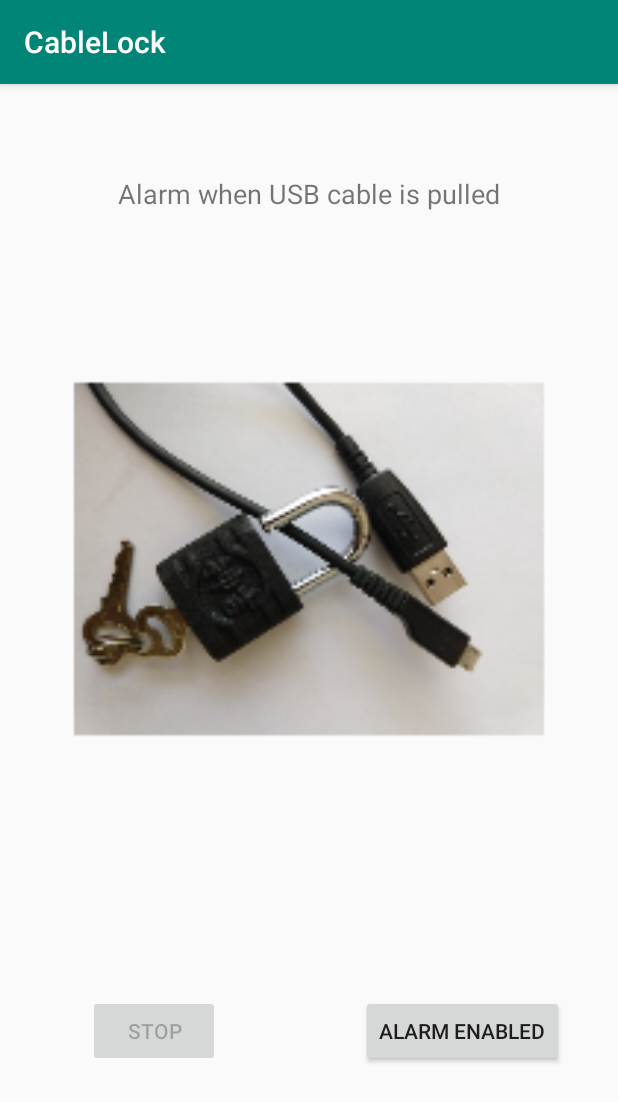
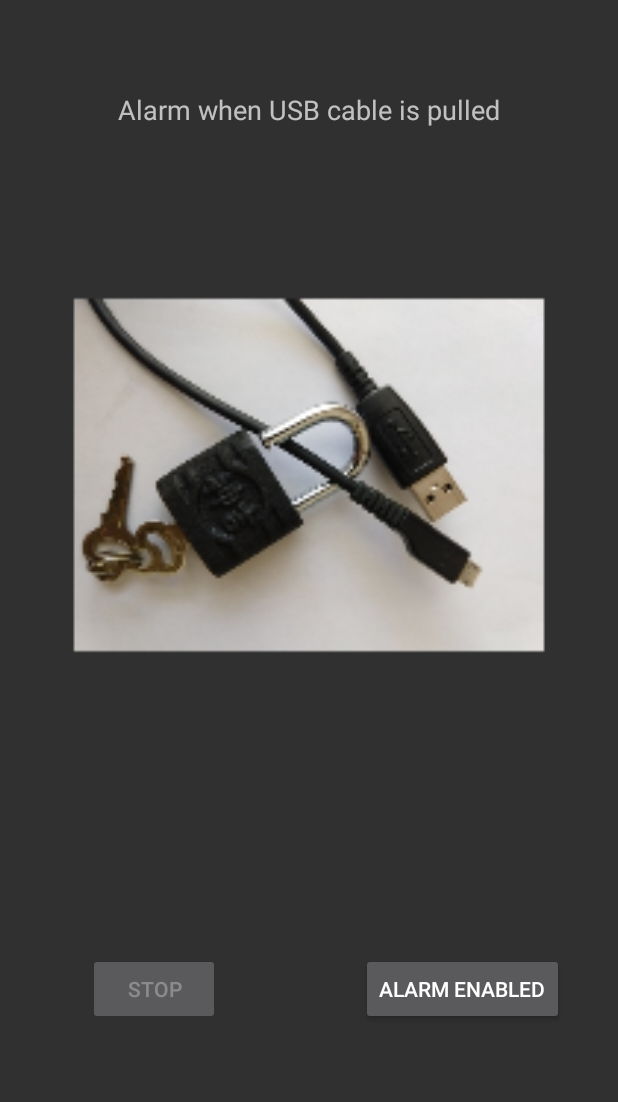
Before and after one commit to Cheng-Yan-2909/CableLock, an Android app: the screen it shows after launch (MainActivity), on a phone screen of 412 x 824 dp. Shown: the top 1102 px of the screen. Run offline under Robolectric (Android 15) with nearby library versions, the phone set to English and light mode, and no system bars.

Commit message:
removed action bar: the title

```diff
--- a/app/src/main/res/values/colors.xml
+++ b/app/src/main/res/values/colors.xml
@@ -1,6 +1,6 @@
 <?xml version="1.0" encoding="utf-8"?>
 <resources>
-    <color name="colorPrimary">#008577</color>
-    <color name="colorPrimaryDark">#00574B</color>
+    <color name="colorPrimary">#E1E1E1</color>
+    <color name="colorPrimaryDark">#E1E1E1</color>
     <color name="colorAccent">#D81B60</color>
 </resources>
--- a/app/src/main/res/values/strings.xml
+++ b/app/src/main/res/values/strings.xml
@@ -1,3 +1,3 @@
 <resources>
-    <string name="app_name">CableLock</string>
+    <string name="app_name">Cable Lock</string>
 </resources>
--- a/app/src/main/res/values/styles.xml
+++ b/app/src/main/res/values/styles.xml
@@ -1,7 +1,8 @@
 <resources>
 
     <!-- Base application theme. -->
-    <style name="AppTheme" parent="Theme.AppCompat.Light.DarkActionBar">
+    <!-- Theme.AppCompat.Light.DarkActionBar -->
+    <style name="AppTheme" parent="Theme.AppCompat.NoActionBar">
         <!-- Customize your theme here. -->
         <item name="colorPrimary">@color/colorPrimary</item>
         <item name="colorPrimaryDark">@color/colorPrimaryDark</item>
```
